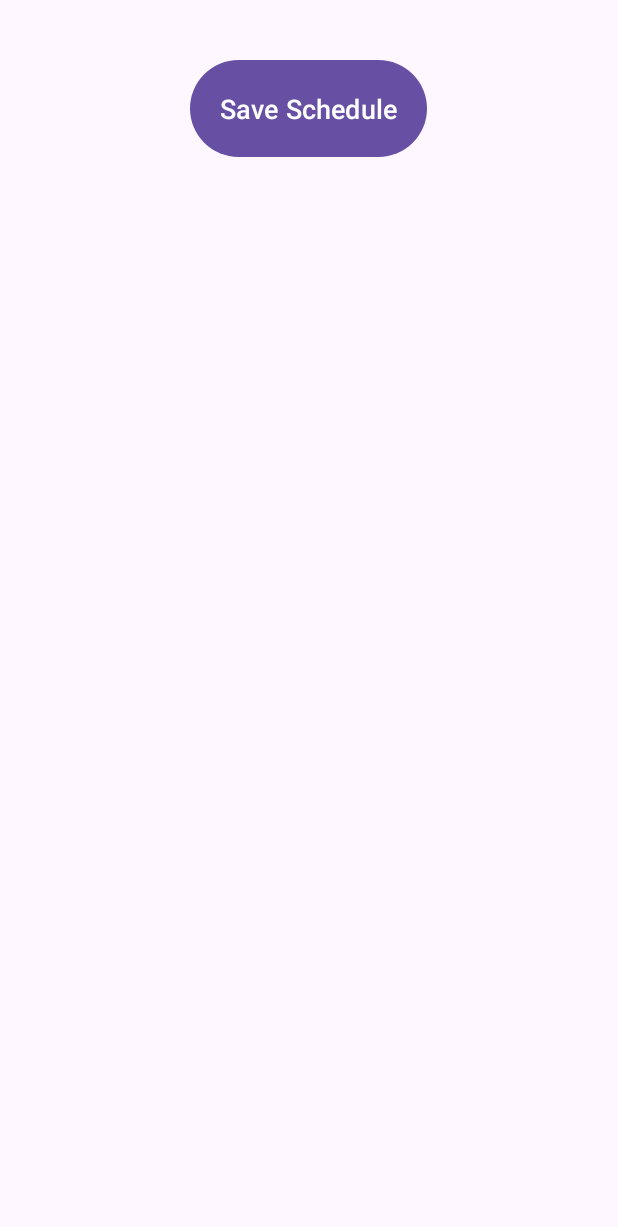
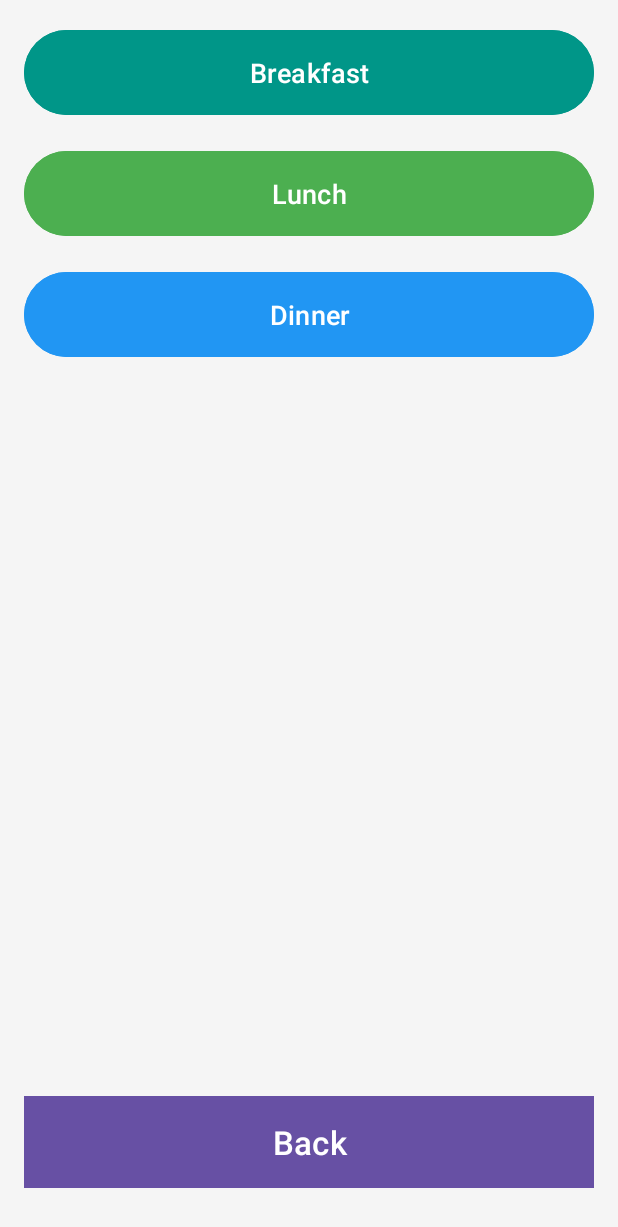
Before and after one commit to itsme3030/Hostel-Management-App, an Android app: the FoodstaffMealSelection screen opened directly, with no data from a screen before it, on a phone screen of 412 x 824 dp. Shown: the top 1227 px of the screen. Run offline under Robolectric (Android 15) with nearby library versions, the light colour scheme and no system bars.

Commit message:
mealselection UI updated

```diff
--- a/app/src/main/java/com/example/hostelhomes/FoodstaffMealSelection.java
+++ b/app/src/main/java/com/example/hostelhomes/FoodstaffMealSelection.java
@@ -14,11 +14,13 @@
     @Override
     protected void onCreate(Bundle savedInstanceState) {
         super.onCreate(savedInstanceState);
-        setContentView(R.layout.activity_foodstaff_food_schedule);
+        setContentView(R.layout.activity_foodstaff_meal_selection);
 
         Button btnBreakfast = findViewById(R.id.btnBreakfast);
         Button btnLunch = findViewById(R.id.btnLunch);
         Button btnDinner = findViewById(R.id.btnDinner);
+        Button backbutton = findViewById(R.id.backButton);
+
 
         // Set breakfast button click listener
         btnBreakfast.setOnClickListener(new View.OnClickListener() {
@@ -46,15 +48,20 @@
                 sendMealTime();
             }
         });
+
+
+        backbutton.setOnClickListener(new View.OnClickListener() {
+            @Override
+            public void onClick(View view) {
+                finish();
+            }
+        });
     }
+        private void sendMealTime () {
+            // Send the selected meal time back to the scanner activity
 
-    private void sendMealTime() {
-        // Send the selected meal time back to the scanner activity
-        Intent intent = new Intent(FoodstaffMealSelection.this, FoodAttendanceScanner.class);
-        intent.putExtra("currentMealTime", currentMealTime);
-        startActivity(intent);
 
-        // Show a confirmation message
-        Toast.makeText(FoodstaffMealSelection.this, "Meal time set to " + currentMealTime, Toast.LENGTH_SHORT).show();
+            // Show a confirmation message
+            Toast.makeText(FoodstaffMealSelection.this, "Meal time set to " + currentMealTime, Toast.LENGTH_SHORT).show();
+        }
     }
-}
--- a/app/src/main/res/layout/activity_foodstaff_meal_selection.xml
+++ b/app/src/main/res/layout/activity_foodstaff_meal_selection.xml
@@ -1,35 +1,59 @@
 <?xml version="1.0" encoding="utf-8"?>
-<LinearLayout xmlns:android="http://schemas.android.com/apk/res/android"
+<RelativeLayout xmlns:android="http://schemas.android.com/apk/res/android"
     android:layout_width="match_parent"
     android:layout_height="match_parent"
-    android:orientation="vertical"
     android:padding="16dp"
-    android:gravity="center">
+    android:background="#f5f5f5">
 
     <Button
         android:id="@+id/btnBreakfast"
-        android:layout_width="wrap_content"
+        android:layout_width="match_parent"
         android:layout_height="wrap_content"
         android:text="Breakfast"
-        android:layout_marginBottom="20dp"
+        android:textSize="18sp"
         android:padding="16dp"
-        android:background="@drawable/section_bg" />
+        android:layout_marginBottom="16dp"
+        android:backgroundTint="#009688"
+        android:elevation="4dp"
+        android:layout_alignParentTop="true" />
 
+    <!-- Food Department Button -->
     <Button
         android:id="@+id/btnLunch"
-        android:layout_width="wrap_content"
+        android:layout_width="match_parent"
         android:layout_height="wrap_content"
         android:text="Lunch"
-        android:layout_marginBottom="20dp"
+        android:textSize="18sp"
         android:padding="16dp"
-        android:background="@drawable/section_bg" />
+        android:layout_marginBottom="16dp"
+        android:backgroundTint="#4caf50"
+        android:elevation="4dp"
+        android:layout_below="@id/btnBreakfast" />
 
+    <!-- Confidential Report Button -->
     <Button
         android:id="@+id/btnDinner"
-        android:layout_width="wrap_content"
+        android:layout_width="match_parent"
         android:layout_height="wrap_content"
         android:text="Dinner"
+        android:textSize="18sp"
         android:padding="16dp"
-        android:background="@drawable/section_bg" />
+        android:backgroundTint="#2196f3"
+        android:elevation="4dp"
+        android:layout_below="@id/btnLunch" />
 
-</LinearLayout>
+    <!-- Back Button -->
+    <Button
+        android:id="@+id/backButton"
+        android:layout_width="match_parent"
+        android:layout_height="wrap_content"
+        android:layout_alignParentBottom="true"
+        android:layout_marginBottom="16dp"
+        android:background="#F44336"
+        android:padding="12dp"
+        android:textSize="22sp"
+        android:text="Back"
+        android:textColor="#FFFFFF" />
+
+
+</RelativeLayout>
```
